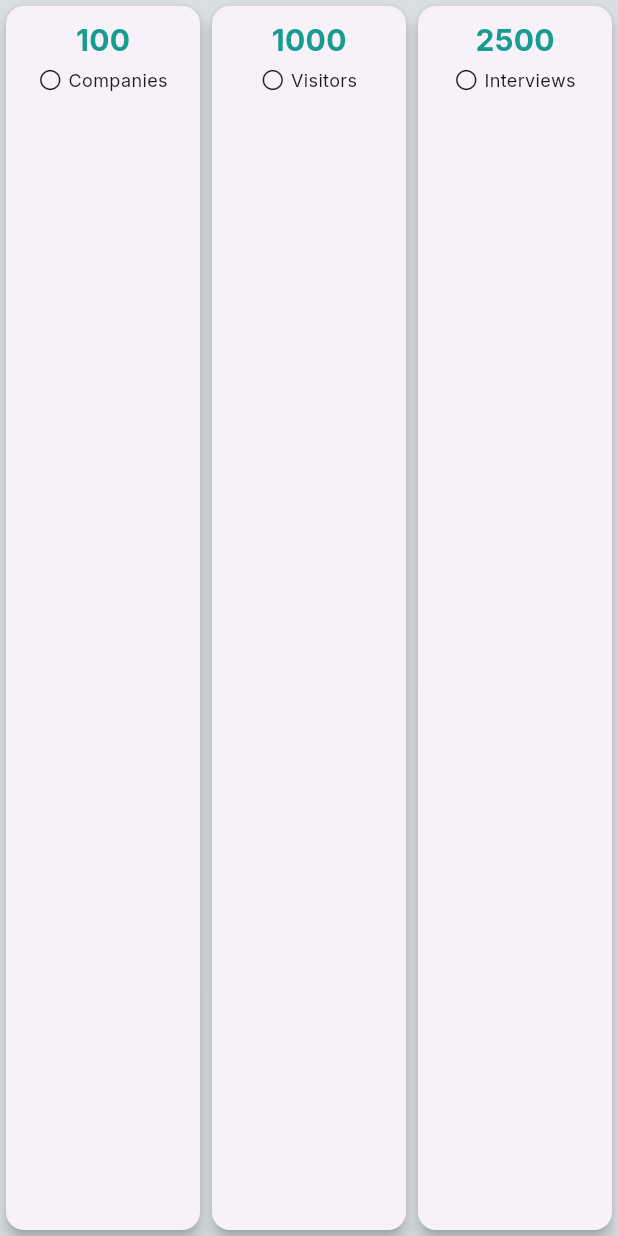
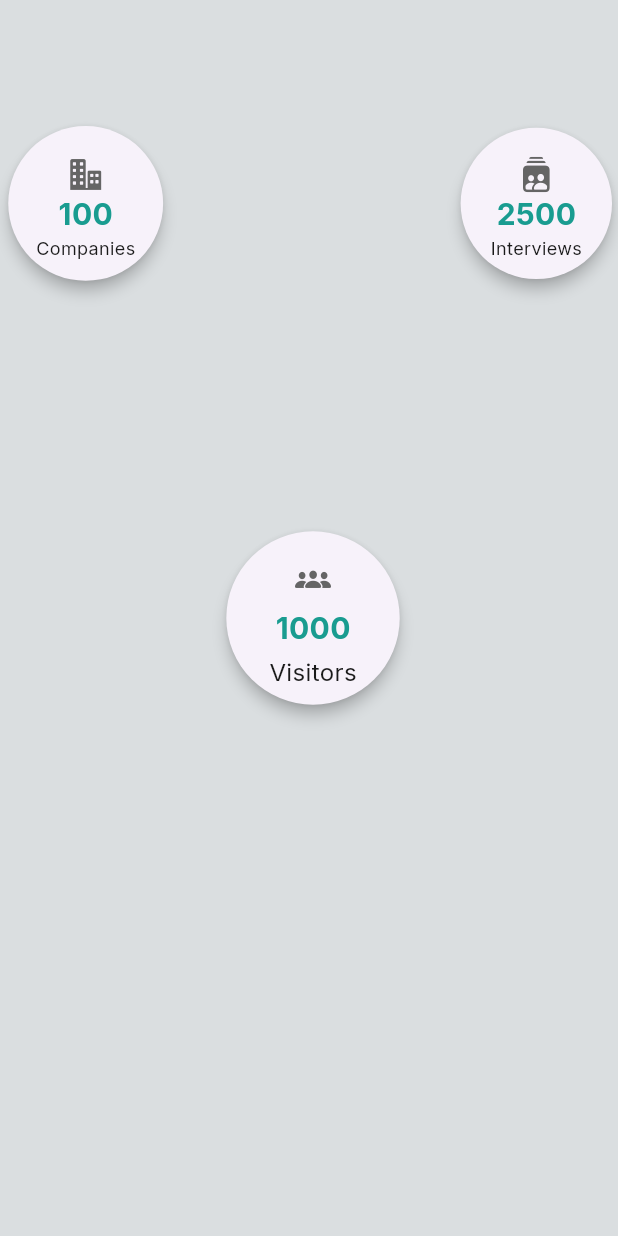
Before and after one commit to amer266030/q_flow_org, a Flutter app: the _StatCardsView widget shown alone on an empty page, opened directly, on a phone screen of 412 x 824 dp. Run offline on Flutter 3.47's test engine with Material 3 defaults, Android fonts, the phone set to English and light mode, and no system bars; our stand-ins replace awesome_dialog, bloc, card_swiper, easy_localization, file_picker, fl_chart and 8 more; missing offline and left inert: animated_snack_bar, excel, flutter_barcode_scanner; accounts and stored records are empty; network calls fail.

Commit message:
modify home

```diff
--- a/lib/main.dart
+++ b/lib/main.dart
@@ -3,6 +3,7 @@ import 'package:flutter/material.dart';
 import 'package:flutter_bloc/flutter_bloc.dart';
 import 'package:flutter_dotenv/flutter_dotenv.dart';
 import 'package:q_flow_organizer/screens/auth/auth_screen.dart';
+import 'package:q_flow_organizer/screens/events/events_screen.dart';
 import 'package:q_flow_organizer/supabase/client/supabase_mgr.dart';
 import 'package:q_flow_organizer/theme_data/app_theme_cubit.dart';
 import 'package:q_flow_organizer/theme_data/app_themes.dart';
@@ -41,7 +42,7 @@ class MainApp extends StatelessWidget {
                   context.supportedLocales, // From EasyLocalization
               localizationsDelegates:
                   context.localizationDelegates, // From EasyLocalization
-              home: AuthScreen());
+              home: EventsScreen());
         },
       ),
     );
--- a/lib/screens/home/home_screen.dart
+++ b/lib/screens/home/home_screen.dart
@@ -1,14 +1,15 @@
 import 'package:flutter/cupertino.dart';
 import 'package:flutter/material.dart';
 import 'package:flutter_bloc/flutter_bloc.dart';
+import 'package:q_flow_organizer/extensions/screen_size.dart';
 import 'package:q_flow_organizer/model/enums/reports.dart';
 import 'package:q_flow_organizer/model/event/event.dart';
 import 'package:q_flow_organizer/reusable_components/buttons/expanded_toggle_buttons.dart';
+import 'package:q_flow_organizer/reusable_components/cards/report_cards.dart';
 import 'package:q_flow_organizer/screens/home/subviews/report_content.dart';
 import 'package:q_flow_organizer/theme_data/extensions/text_style_ext.dart';
 import 'package:q_flow_organizer/theme_data/extensions/theme_ext.dart';
 import '../../extensions/img_ext.dart';
-import '../../model/event/event.dart';
 import 'home_cubit.dart';
 
 class HomeScreen extends StatelessWidget {
@@ -41,31 +42,53 @@ class HomeScreen extends StatelessWidget {
                     numVisitors: 1000,
                     numInterviews: 2500,
                   ),
+                  Row(
+                    mainAxisAlignment: MainAxisAlignment.spaceBetween,
+                    children: [
+                      Column(
+                        crossAxisAlignment: CrossAxisAlignment.start,
+                        children: [
+                          SizedBox(
+                            height: 50,
+                          ),
+                          _SectionHeaderView(title: 'Event Reports'),
+                          SizedBox(
+                            height: 6,
+                          ),
+                          ReportCards(
+                            onTap: () {},
+                            title: 'Top In-demand\nMajors',
+                            icon: Icons.pie_chart_rounded,
+                          ),
                           SizedBox(
                             height: 20,
                           ),
-                  _SectionHeaderView(title: 'Event Reports'),
-                  BlocBuilder<HomeCubit, HomeState>(
-                    builder: (context, state) {
-                      return Column(
-                        children: [
-                          ExpandedToggleButtons(
-                            currentIndex:
-                                Reports.values.indexOf(cubit.selectedStatus),
-                            tabs: Reports.values.map((r) => r.value).toList(),
-                            callback: (int value) =>
-                                cubit.setSelectedStatus(value),
-                          ),
-                          Padding(
-                            padding: const EdgeInsets.symmetric(vertical: 24),
-                            child: ReportContent(
-                              context: context,
-                              cubit: cubit,
-                            ),
+                          ReportCards(
+                            onTap: () {},
+                            title: 'Total Company\nRating',
+                            icon: Icons.bar_chart_rounded,
                           )
                         ],
-                      );
-                    },
+                      ),
+                      Column(
+                        crossAxisAlignment: CrossAxisAlignment.start,
+                        children: [
+                          ReportCards(
+                            onTap: () {},
+                            title: 'Most applied\nfor companies',
+                            icon: Icons.bar_chart_rounded,
+                          ),
+                          SizedBox(
+                            height: 20,
+                          ),
+                          ReportCards(
+                            onTap: () {},
+                            title: 'Total Visitor\nRating',
+                            icon: Icons.bar_chart_rounded,
+                          )
+                        ],
+                      ),
+                    ],
                   ),
                 ],
               ),
@@ -93,13 +116,24 @@ class _StatCardsView extends StatelessWidget {
   Widget build(BuildContext context) {
     return Row(
       children: [
-        Expanded(
+        Column(
+          children: [
+            SizedBox(
+              height: 80,
+            ),
+            Container(
+              height: context.screenWidth * 0.27,
               child: Card(
+                shape: CircleBorder(),
                 elevation: 4,
                 child: Padding(
-              padding: const EdgeInsets.symmetric(vertical: 8.0),
+                  padding: const EdgeInsets.all(20.0),
                   child: Column(
                     children: [
+                      Icon(
+                        CupertinoIcons.building_2_fill,
+                        color: context.textColor3,
+                      ),
                       Text(
                         '$numCompanies',
                         style: TextStyle(
@@ -108,13 +142,6 @@ class _StatCardsView extends StatelessWidget {
                           color: context.primary,
                         ),
                       ),
-                  SizedBox(height: 4),
-                  Row(
-                    mainAxisAlignment: MainAxisAlignment.center,
-                    children: [
-                      Icon(CupertinoIcons.circle,
-                          size: context.bodyLarge.fontSize),
-                      SizedBox(width: 4),
                       Text(
                         'Companies',
                         style: TextStyle(
@@ -124,18 +151,27 @@ class _StatCardsView extends StatelessWidget {
                       ),
                     ],
                   ),
-                ],
                 ),
               ),
             ),
+          ],
         ),
         Expanded(
+          child: Container(
+            height: context.screenWidth * 0.3,
             child: Card(
+              shape: CircleBorder(),
               elevation: 4,
               child: Padding(
-              padding: const EdgeInsets.symmetric(vertical: 8.0),
+                padding: const EdgeInsets.all(16.0),
                 child: Column(
                   children: [
+                    SizedBox(height: 4),
+                    Icon(
+                      CupertinoIcons.person_3_fill,
+                      color: context.textColor3,
+                    ),
+                    SizedBox(height: 6),
                     Text(
                       '$numVisitors',
                       style: TextStyle(
@@ -145,33 +181,37 @@ class _StatCardsView extends StatelessWidget {
                       ),
                     ),
                     SizedBox(height: 4),
-                  Row(
-                    mainAxisAlignment: MainAxisAlignment.center,
-                    children: [
-                      Icon(CupertinoIcons.circle,
-                          size: context.bodyLarge.fontSize),
-                      SizedBox(width: 4),
                     Text(
                       'Visitors',
                       style: TextStyle(
-                          fontSize: context.bodySmall.fontSize,
+                        fontSize: context.bodyLarge.fontSize,
                         color: context.textColor1,
                       ),
-                      ),
-                    ],
                     ),
                   ],
                 ),
               ),
             ),
           ),
-        Expanded(
+        ),
+        Column(
+          children: [
+            SizedBox(
+              height: 80,
+            ),
+            Container(
+              height: context.screenWidth * 0.27,
               child: Card(
+                shape: CircleBorder(),
                 elevation: 4,
                 child: Padding(
-              padding: const EdgeInsets.symmetric(vertical: 8.0),
+                  padding: const EdgeInsets.all(20.0),
                   child: Column(
                     children: [
+                      Icon(
+                        CupertinoIcons.person_2_square_stack_fill,
+                        color: context.textColor3,
+                      ),
                       Text(
                         '$numInterviews',
                         style: TextStyle(
@@ -180,13 +220,6 @@ class _StatCardsView extends StatelessWidget {
                           color: context.primary,
                         ),
                       ),
-                  SizedBox(height: 4),
-                  Row(
-                    mainAxisAlignment: MainAxisAlignment.center,
-                    children: [
-                      Icon(CupertinoIcons.circle,
-                          size: context.bodyLarge.fontSize),
-                      SizedBox(width: 4),
                       Text(
                         'Interviews',
                         style: TextStyle(
@@ -196,10 +229,10 @@ class _StatCardsView extends StatelessWidget {
                       ),
                     ],
                   ),
-                ],
                 ),
               ),
             ),
+          ],
         ),
       ],
     );
```
Also changed, not shown: lib/reusable_components/cards/report_cards.dart (added, +52 -0 lines). Lines whose indentation alone changed are shown as unchanged.
